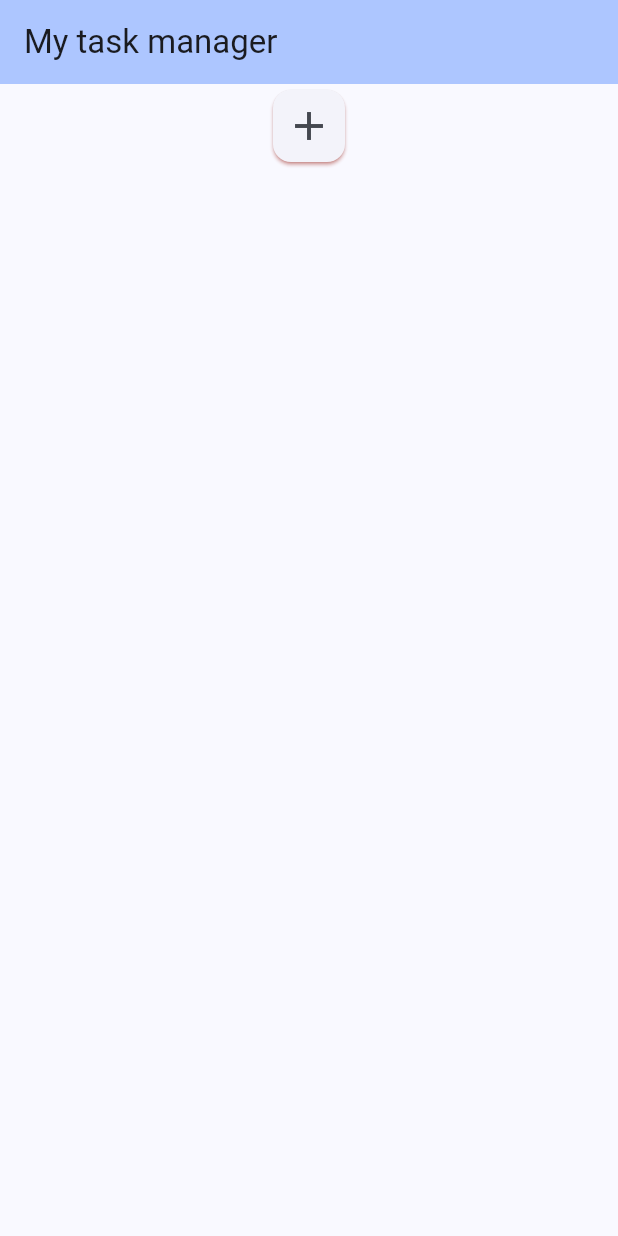
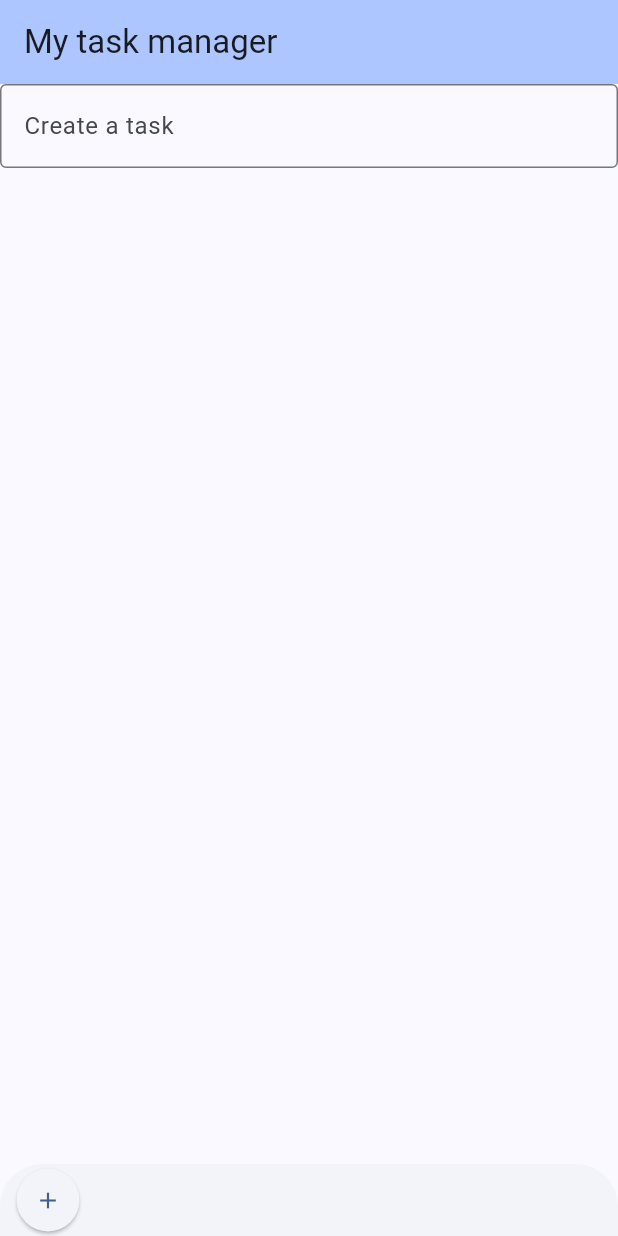
Before and after one commit to GaSkia/activity-manager, a Flutter app: the screen it shows after launch, on a phone screen of 412 x 824 dp. Run offline on Flutter 3.47's test engine with Material 3 defaults, Android fonts, the phone set to English and light mode, and no system bars.

Commit message:
initial commit

```diff
--- a/lib/main.dart
+++ b/lib/main.dart
@@ -34,17 +34,32 @@ class _MyHomePageState extends State<MyHomePage> {
 
   @override
   Widget build(BuildContext context) {
-   return Scaffold(
+    return Scaffold(
       appBar: AppBar(
-       backgroundColor: Theme.of(context).colorScheme.inversePrimary,
-       title: Text(widget.title),
+        backgroundColor: Theme.of(context).colorScheme.inversePrimary,
+        title: Text(widget.title),
       ),
-      body: const Center(
-       child: Column(
+      body: const Stack(
           children: <Widget>[
-           IconButtonAddTask(),
+            Positioned(
+             child: TextField(
+              decoration: InputDecoration(
+                border: OutlineInputBorder(),
+                hintText: 'Create a task',
+              ),
+            ),
+            ),
+            /*Positioned(
+              bottom: 5,
+              right: 5,
+              child: IconButtonAddTask(),
+            ),*/
           ],
         ),
+      bottomSheet: const Stack(
+        children: <Widget> [
+          IconButtonAddTask(),
+        ],
       ),
     );
   }
@@ -60,17 +75,19 @@ class IconButtonAddTask extends StatefulWidget {
 class _IconButtonAddTaskPressed extends State<IconButtonAddTask> {
   @override
   Widget build(BuildContext context) {
-    return Column(
-      mainAxisSize: MainAxisSize.min,
+    return Row(
       children: <Widget>[
-        Card(shadowColor: Colors.red,
-          child: IconButton(
-            iconSize: 32,
-            icon: const Icon(Icons.add),
-            tooltip: 'Create new task',
+        //Card(shadowColor: Colors.red,
+          //child:
+          ElevatedButton(
+            style: ElevatedButton.styleFrom(
+              shape:const CircleBorder(),
+              padding: const EdgeInsets.all(12),
+            ),
+            child: const Icon(Icons.add),
             onPressed: () { },
           ),
-        ),
+        //),
       ],
     );
   }
```
